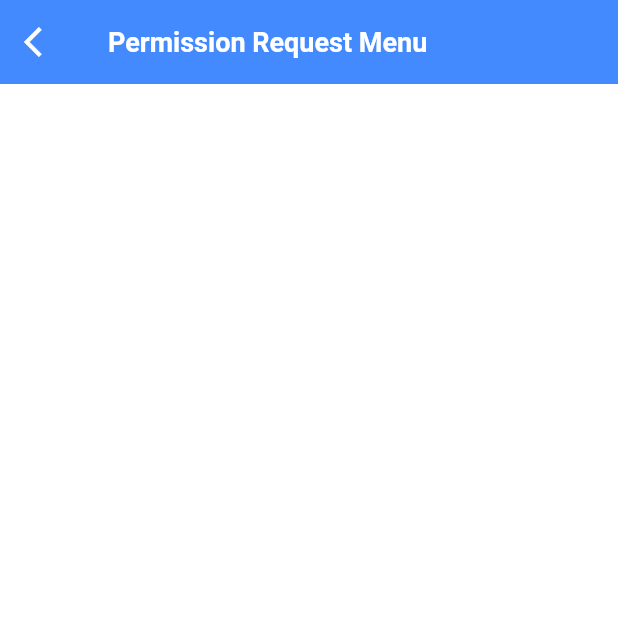
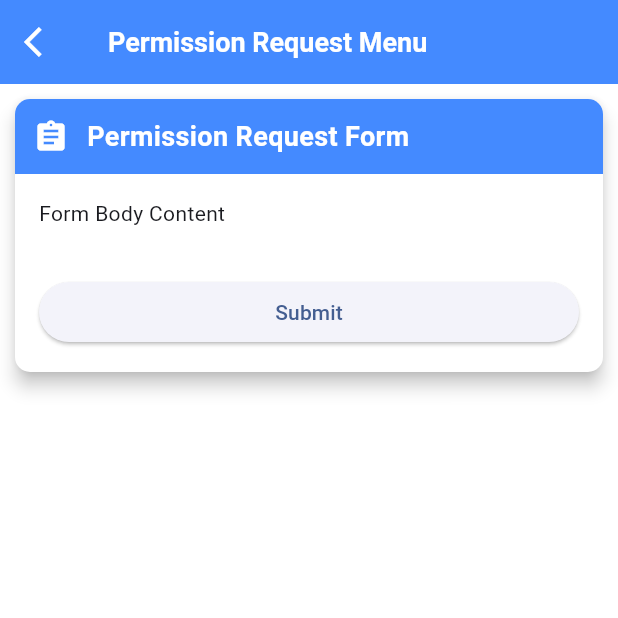
Before and after one commit to ShikaaDhia/attandance_app, a Flutter app: the PermissionScreen screen opened directly, on a phone screen of 412 x 824 dp, the top half of it. Run offline on Flutter 3.47's test engine with Material 3 defaults, Android fonts, the phone set to English and light mode, and no system bars; our stand-ins replace camera, cloud_firestore, dotted_border, firebase_core, geocoding, geolocator; missing offline and left inert: google_mlkit_face_detection; accounts and stored records are empty.

Commit message:
finishing permission feature

```diff
--- /dev/null
+++ b/lib/ui/permission/components/form_body.dart
@@ -0,0 +1,18 @@
+import 'package:flutter/material.dart';
+
+class FormBody extends StatelessWidget {
+  const FormBody({super.key});
+
+  @override
+  Widget build(BuildContext context) {
+    return const Padding(
+      padding: EdgeInsets.all(16),
+      child: Column(
+        crossAxisAlignment: CrossAxisAlignment.start,
+        children: [
+          Text("Form Body Content")
+        ],
+      ),
+    );
+  }
+}
--- a/lib/ui/permission/components/form_header.dart
+++ b/lib/ui/permission/components/form_header.dart
@@ -4,7 +4,7 @@
   final String title;
   final IconData icon;
 
-  FormHeader({required this.title, required this.icon});
+  const FormHeader({super.key, required this.title, required this.icon});
 
   @override
   Widget build(BuildContext context) {
--- /dev/null
+++ b/lib/ui/permission/components/submit_button.dart
@@ -0,0 +1,134 @@
+import 'package:attandance_app/ui/attend/components/submit_button.dart';
+import 'package:attandance_app/ui/home_screen.dart';
+import 'package:cloud_firestore/cloud_firestore.dart';
+import 'package:flutter/material.dart';
+
+class SubmitButton extends StatelessWidget {
+  final Size size;
+  final TextEditingController nameController;
+  final TextEditingController formController;
+  final TextEditingController toController;
+  final String dropValueCategories;
+  final CollectionReference dataCollection;
+
+  const SubmitButton({
+    super.key,
+    required this.size,
+    required this.nameController,
+    required this.formController,
+    required this.toController,
+    required this.dropValueCategories,
+    required this.dataCollection
+  });
+
+  @override
+  Widget build(BuildContext context) {
+    return Padding(
+      padding: const EdgeInsets.all(16),
+      child: SizedBox(
+        width: size.width,
+        child: ElevatedButton(
+          onPressed: () => _submitHandler(context),
+          child: const Text("Submit"),
+        ),
+      ),
+    );
+  }
+
+  void _submitHandler(BuildContext context) {
+    if (_isFormValid()) {
+      _submitForm(context);
+    } else {
+      _showSnackBar(
+        context,
+        "Please fill the form",
+        Icons.warning_outlined,
+        Colors.white
+      );
+    }
+  }
+
+  bool _isFormValid() {
+     return nameController.text.isNotEmpty &&
+     dropValueCategories != "Please Choose:" &&
+     formController.text.isNotEmpty &&
+     toController.text.isNotEmpty;
+  }
+
+  void _showSnackBar(BuildContext context, String message, IconData icon, Color color) {
+    ScaffoldMessenger.of(context).showSnackBar(SnackBar(
+      content: Row(
+        children: [
+          Icon(
+            icon,
+            color: Colors.white,
+          ),
+          const SizedBox(width: 10),
+          Text(
+            message,
+            style: const TextStyle(color: Colors.white),
+          )
+        ],
+      ),
+      backgroundColor: color,
+      shape: const StadiumBorder(),
+      behavior: SnackBarBehavior.floating,
+    ));
+  }
+
+  void _showLoaderDialog(BuildContext context) {
+    showDialog(
+      context: context,
+      barrierDismissible: false,
+      builder: (BuildContext context) {
+        return AlertDialog(
+          content: Row(
+            children: [
+              const CircularProgressIndicator(
+                valueColor: AlwaysStoppedAnimation<Color>(Colors.blueAccent),
+              ),
+              Container(
+                margin: const EdgeInsets.only(left: 20),
+                child: const Text("Please Wait..."),
+              )
+            ],
+          ),
+        );
+      }
+    );
+  }
+
+  Future<void> _submitForm(BuildContext context) async {
+    _showLoaderDialog(context);
+    try {
+      await dataCollection.add({
+        'address' : '-',
+        'name' : nameController.text,
+        'description' : dropValueCategories,
+        'timestamp' : '${formController.text} : ${toController.text}'
+      });
+      Navigator.of(context).pop();
+      _showSnackBar(
+        context,
+        "Successfully Submit the Form",
+        Icons.check_circle_outline,
+        Colors.orangeAccent
+      );
+      Navigator.pushReplacement(
+        context,
+        MaterialPageRoute(
+          builder: (context) => const HomeScreen()
+        )
+      );
+
+    } catch (e) {
+      Navigator.of(context).pop();
+      _showSnackBar(
+        context,
+        "An error occured: $e",
+        Icons.error_outline,
+        Colors.blueGrey
+      );
+    }
+  }
+}
--- a/lib/ui/permission/permission_screen.dart
+++ b/lib/ui/permission/permission_screen.dart
@@ -1,4 +1,8 @@
 import 'package:attandance_app/ui/permission/components/app_bar.dart';
+import 'package:attandance_app/ui/permission/components/form_body.dart';
+import 'package:attandance_app/ui/permission/components/form_header.dart';
+import 'package:attandance_app/ui/permission/components/submit_button.dart';
+import 'package:cloud_firestore/cloud_firestore.dart';
 import 'package:flutter/material.dart';
 
 class PermissionScreen extends StatefulWidget {
@@ -25,12 +29,22 @@
             borderRadius: BorderRadius.circular(10),
           ),
           elevation: 5,
-          child: const Column(
+          child: Column(
             crossAxisAlignment: CrossAxisAlignment.start,
             children: [
-              // buat komponen UI untk form header
-              // buat komponen UI untk form body
-              // buat komponen UI untk form submit button
+              const FormHeader(
+                title: "Permission Request Form",
+                icon: Icons.assignment,
+              ),
+              const FormBody(),
+              SubmitButton(
+                size: size,
+                nameController: TextEditingController(),
+                formController: TextEditingController(),
+                toController: TextEditingController(),
+                dropValueCategories: "Dropdown Content",
+                dataCollection: FirebaseFirestore.instance.collection('dataCollectionValue'),
+              )
             ],
           ),
         ),
```
